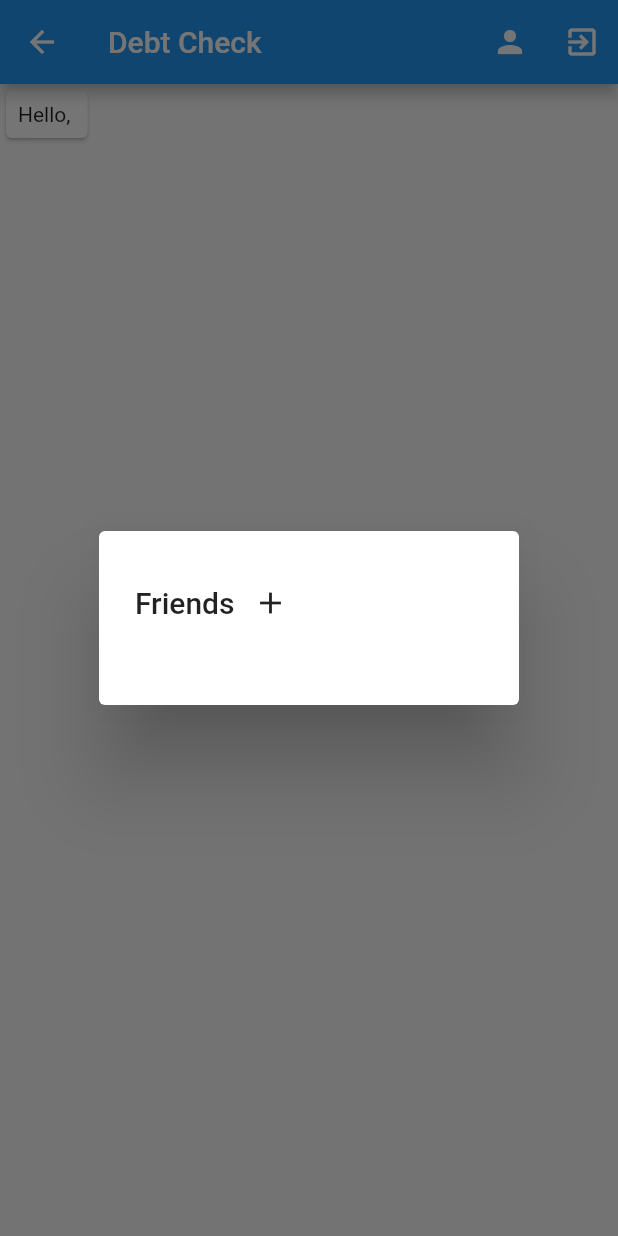
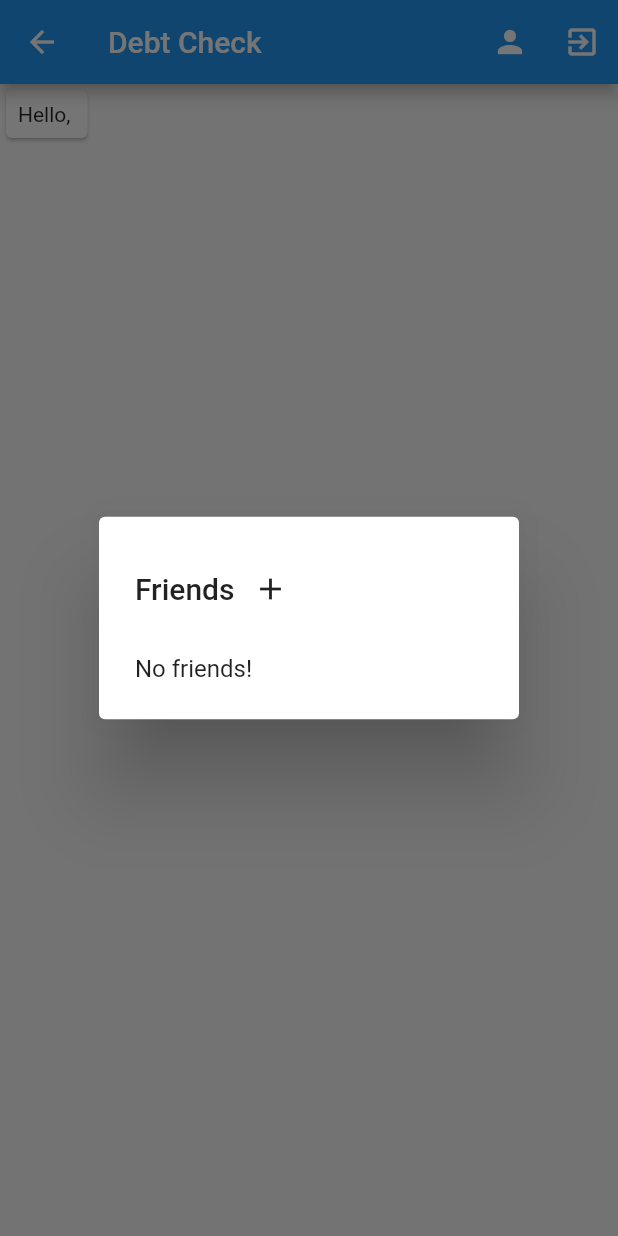
Before and after one commit to RedTech64/Debt-Check, a Flutter app: the MyHomePage screen opened directly, after a tap on the "person" icon, on a phone screen of 412 x 824 dp. Run offline on Flutter 3.47's test engine with Material 2 defaults, Android fonts, the phone set to English and light mode, and no system bars; our stand-ins replace cloud_firestore, firebase_auth; accounts and stored records are empty.

Commit message:
Optimized friends dialog

```diff
--- /dev/null
+++ b/lib/friends_dialog.dart
@@ -0,0 +1,108 @@
+import 'package:cloud_firestore/cloud_firestore.dart' as prefix0;
+import 'package:debt_check/user_data_container.dart';
+import 'package:flutter/material.dart';
+import 'friend_finder.dart';
+import 'dart:async';
+import 'package:cloud_firestore/cloud_firestore.dart';
+
+class FriendsDialog extends StatefulWidget {
+  String uid;
+  FriendsDialog(this.uid);
+  @override
+  _FriendsDialogState createState() => _FriendsDialogState(this.uid);
+}
+
+class _FriendsDialogState extends State<FriendsDialog> {
+  String uid;
+  List<DocumentSnapshot> friendData;
+  StreamController<List<DocumentSnapshot>> _streamController;
+  StreamSubscription listener;
+  _FriendsDialogState(this.uid);
+
+  @override
+  void initState() {
+    print("DID CGANGE");
+    _streamController = new StreamController<List<DocumentSnapshot>>();
+
+    listener = Firestore.instance.collection('users').document(uid).snapshots().listen((data) async {
+      List<DocumentSnapshot> newFriendData = await _getFriendData(data);
+      setState(() {
+        friendData = newFriendData;
+      });
+    });
+    super.initState();
+  }
+
+  @override
+  Widget build(BuildContext context) {
+    var container = StateContainer.of(context);
+    return new AlertDialog(
+      title: Row(
+        children: <Widget>[
+          new Text('Friends'),
+          new IconButton(
+            icon: new Icon(Icons.add),
+            onPressed: () async {
+              await Navigator.of(context).push(
+                new MaterialPageRoute(
+                  builder: (BuildContext context) {
+                    return new FindFriendsPage(exclude: [container.user.uid, ...friendData.map((doc) => doc.documentID)],);
+                  },
+                ),
+              );
+            },
+          ),
+        ],
+      ),
+      content: _getContent(),
+      /*content: new StreamBuilder<List<DocumentSnapshot>>(
+          stream: _streamController.stream,
+          builder: (context, snapshot) {
+            if(snapshot.connectionState == ConnectionState.waiting || snapshot.data == null)
+              return Row(
+                mainAxisAlignment: MainAxisAlignment.center,
+                children: <Widget>[
+                  new CircularProgressIndicator(),
+                ],
+              );
+
+          }
+      ),*/
+    );
+  }
+
+  Widget _getContent() {
+    if(friendData == null)
+      return new CircularProgressIndicator();
+    else if(friendData.isEmpty)
+      return new Text('No friends!');
+    else
+      return Container(
+        width: 200,
+        child: new ListView.builder(
+          shrinkWrap: true,
+          itemCount: friendData.length,
+          itemBuilder: (context, index) {
+            return new Text(friendData[index].data['firstName']);
+          },
+        ),
+      );
+  }
+
+  Future<List<DocumentSnapshot>> _getFriendData(DocumentSnapshot userDoc) async {
+    List<Future<DocumentSnapshot>> futures = [];
+    var userIds = userDoc.data['friends'];
+    userIds.forEach((id) {
+      futures.add(Firestore.instance.collection('users').document(id).get());
+    });
+    List<DocumentSnapshot> docs = await Future.wait(futures);
+    return docs;
+  }
+
+  @override
+  void dispose() {
+    _streamController.close();
+    listener.cancel();
+    super.dispose();
+  }
+}
--- a/lib/home.dart
+++ b/lib/home.dart
@@ -1,4 +1,7 @@
+import 'dart:async';
+
 import 'package:cloud_firestore/cloud_firestore.dart';
+import 'package:debt_check/friends_dialog.dart';
 import 'package:debt_check/user_data_container.dart';
 import 'package:flutter/material.dart';
 import 'package:firebase_auth/firebase_auth.dart';
@@ -18,12 +21,6 @@ class MyHomePage extends StatefulWidget {
 class _MyHomePageState extends State<MyHomePage> {
 
   @override
-  void initState() {
-
-    super.initState();
-  }
-
-  @override
   Widget build(BuildContext context) {
     var container = StateContainer.of(context);
     return StreamBuilder<DocumentSnapshot>(
@@ -37,7 +34,7 @@ class _MyHomePageState extends State<MyHomePage> {
             actions: <Widget>[
               new IconButton(
                 icon: new Icon(Icons.person),
-                onPressed: () => _openFriendsDialog(snapshot,context),
+                onPressed: () => _openFriendsDialog(context),
               ),
               new IconButton(icon: new Icon(Icons.exit_to_app), onPressed: () {_auth.signOut(); container.updateUserInfo(uid: null); Navigator.pushNamed(context, '/');}),],
           ),
@@ -60,59 +57,12 @@ class _MyHomePageState extends State<MyHomePage> {
     );
   }
 
-  Future<List<DocumentSnapshot>> _getFriendData(DocumentSnapshot userDoc) async {
-    print('run');
-    print(userDoc.data['friends']);
-    List<Future<DocumentSnapshot>> futures = [];
-    var userIds = userDoc.data['friends'];
-    print(userIds.toString());
-    userIds.forEach((id) {
-      futures.add(Firestore.instance.collection('users').document(id).get());
-    });
-    List<DocumentSnapshot> docs = await Future.wait(futures);
-    return docs;
-  }
-
-  void _openFriendsDialog(AsyncSnapshot<DocumentSnapshot> userDoc,context) {
+  void _openFriendsDialog(context) {
+    var container = StateContainer.of(context);
     showDialog(
       context: context,
       builder: (BuildContext context) {
-        return new AlertDialog(
-          title: Row(
-            children: <Widget>[
-              new Text('Friends'),
-              new IconButton(
-                icon: new Icon(Icons.add),
-                onPressed: () {
-                  Navigator.of(context).push(
-                    new MaterialPageRoute(
-                      builder: (BuildContext context) {
-                        return new FindFriendsPage();
-                      },
-                    ),
-                  );
-                },
-              ),
-            ],
-          ),
-          content: new FutureBuilder<List<DocumentSnapshot>>(
-              future: _getFriendData(userDoc.data),
-              builder: (context, snapshot) {
-                if(snapshot.connectionState == ConnectionState.waiting || snapshot.data == null)
-                  return new Text('loading');
-                return Container(
-                  width: 200,
-                  child: new ListView.builder(
-                    shrinkWrap: true,
-                    itemCount: snapshot.data.length,
-                    itemBuilder: (context, index) {
-                      return new Text(snapshot.data[index]['firstName']);
-                    },
-                  ),
-                );
-              }
-          ),
-        );
+        return new FriendsDialog(container.user.uid);
       }
     );
   }
```
